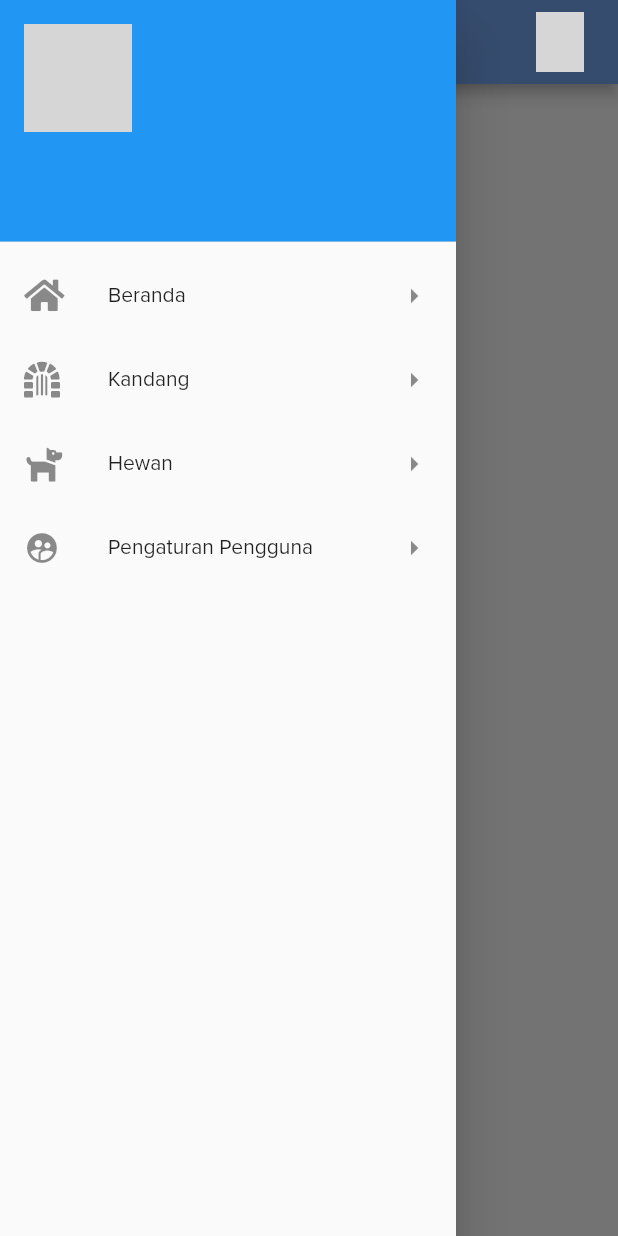
After one commit to achmatyudianto/biawan-frontend, a Flutter app: the HomePage screen opened directly, in the side drawer, after a tap on "Beranda", on a phone screen of 412 x 824 dp. The commit adds this screen. Run offline on Flutter 3.47's test engine with Material 2 defaults, Android fonts, the phone set to English and light mode, and no system bars; our stand-ins replace font_awesome_flutter, shared_preferences; accounts and stored records are empty; network calls fail; grey boxes are pictures that could not be loaded.

Commit message:
fixed navigation

```diff
--- a/lib/auth/login.dart
+++ b/lib/auth/login.dart
@@ -153,7 +153,7 @@ class _LoginPageState extends State<LoginPage> {
                         mainAxisAlignment: MainAxisAlignment.end,
                         children: [
                           Text(
-                            'Lupa kanta sandi?',
+                            'Lupa kata sandi?',
                             style: TextStyle(
                               color: Colors.red.shade300,
                             ),
--- /dev/null
+++ b/lib/navigation/actionappbar.dart
@@ -0,0 +1,78 @@
+import 'dart:convert';
+import 'package:animals/auth/login.dart';
+import 'package:flutter/material.dart';
+import 'package:shared_preferences/shared_preferences.dart';
+
+class ActionAppBar extends StatefulWidget {
+  @override
+  _ActionAppBarState createState() => _ActionAppBarState();
+}
+
+class _ActionAppBarState extends State<ActionAppBar> {
+  String avatarProfile =
+      "https://biawan-backend.mbiodo.com/images/no-user-image.png";
+
+  Future<void> _logout() async {
+    SharedPreferences localStorage = await SharedPreferences.getInstance();
+    localStorage.remove('token');
+    Navigator.pushReplacement(
+      context,
+      new MaterialPageRoute(builder: (context) => LoginPage()),
+    );
+  }
+
+  Future<void> _getProfile() async {
+    SharedPreferences localStorage = await SharedPreferences.getInstance();
+    final user = jsonDecode(localStorage.getString('user'));
+    setState(() {
+      avatarProfile = user['avatar'];
+    });
+  }
+
+  @override
+  void initState() {
+    _getProfile();
+    // TODO: implement initState
+    super.initState();
+  }
+
+  void choiceAction(String choice) {
+    if (choice == Constants.profile) {
+      print('Wroking');
+    } else if (choice == Constants.logout) {
+      _logout();
+    }
+  }
+
+  @override
+  Widget build(BuildContext context) {
+    return Padding(
+      padding: const EdgeInsets.only(right: 15.0),
+      child: PopupMenuButton<String>(
+        onSelected: choiceAction,
+        icon: CircleAvatar(
+            radius: 30.0,
+            backgroundColor: Colors.transparent,
+            backgroundImage: NetworkImage(avatarProfile)),
+        itemBuilder: (BuildContext context) {
+          return Constants.choices.map((String choice) {
+            return PopupMenuItem<String>(
+              value: choice,
+              child: Text(choice),
+            );
+          }).toList();
+        },
+      ),
+    );
+  }
+}
+
+class Constants {
+  static const String profile = 'Profile';
+  static const String logout = 'Keluar';
+
+  static const List<String> choices = <String>[
+    profile,
+    logout,
+  ];
+}
--- /dev/null
+++ b/lib/navigation/drawer.dart
@@ -0,0 +1,91 @@
+import 'dart:convert';
+import 'package:flutter/material.dart';
+import 'package:font_awesome_flutter/font_awesome_flutter.dart';
+import 'package:shared_preferences/shared_preferences.dart';
+
+class DrawerPage extends StatefulWidget {
+  @override
+  _DrawerPageState createState() => _DrawerPageState();
+}
+
+class _DrawerPageState extends State<DrawerPage> {
+  String emailProfile = "",
+      nameProfile = "",
+      avatarProfile =
+          "https://biawan-backend.mbiodo.com/images/no-user-image.png";
+
+  Future<void> _getProfile() async {
+    SharedPreferences localStorage = await SharedPreferences.getInstance();
+    final user = jsonDecode(localStorage.getString('user'));
+    setState(() {
+      emailProfile = user['email'];
+      nameProfile = user['name'];
+      avatarProfile = user['avatar'];
+    });
+  }
+
+  @override
+  void initState() {
+    _getProfile();
+    // TODO: implement initState
+    super.initState();
+  }
+
+  @override
+  Widget build(BuildContext context) {
+    return Drawer(
+      child: ListView(
+        padding: EdgeInsets.zero,
+        children: [
+          UserAccountsDrawerHeader(
+            accountName: Text(
+              nameProfile,
+              style: TextStyle(
+                color: Colors.white,
+                fontWeight: FontWeight.bold,
+              ),
+            ),
+            accountEmail: Text(
+              emailProfile,
+              style: TextStyle(
+                color: Colors.white,
+                fontWeight: FontWeight.bold,
+              ),
+            ),
+            currentAccountPicture: CircleAvatar(
+              backgroundImage: NetworkImage(avatarProfile),
+              backgroundColor: Colors.transparent,
+              radius: 30,
+            ),
+          ),
+          ListTile(
+            leading: Icon(
+              FontAwesomeIcons.home,
+            ),
+            title: Text("Beranda"),
+            trailing: Icon(Icons.arrow_right),
+            onLongPress: () {},
+          ),
+          ListTile(
+            leading: Icon(FontAwesomeIcons.dungeon),
+            title: Text("Kandang"),
+            trailing: Icon(Icons.arrow_right),
+            onLongPress: () {},
+          ),
+          ListTile(
+            leading: Icon(FontAwesomeIcons.dog),
+            title: Text("Hewan"),
+            trailing: Icon(Icons.arrow_right),
+            onLongPress: () {},
+          ),
+          ListTile(
+            leading: Icon(Icons.supervised_user_circle),
+            title: Text("Pengaturan Pengguna"),
+            trailing: Icon(Icons.arrow_right),
+            onLongPress: () {},
+          )
+        ],
+      ),
+    );
+  }
+}
```
Also changed, not shown: lib/animal/home.dart (+5 -57 lines), lib/auth/register.dart (+3 -7 lines).
